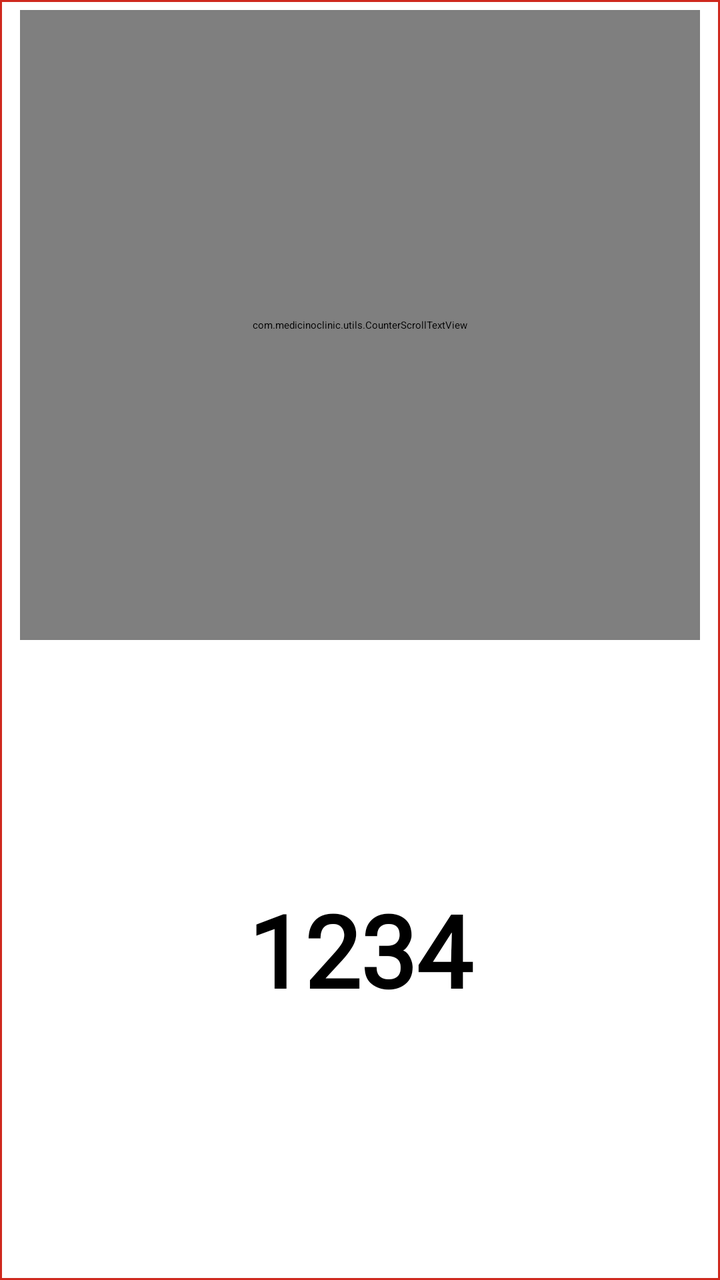
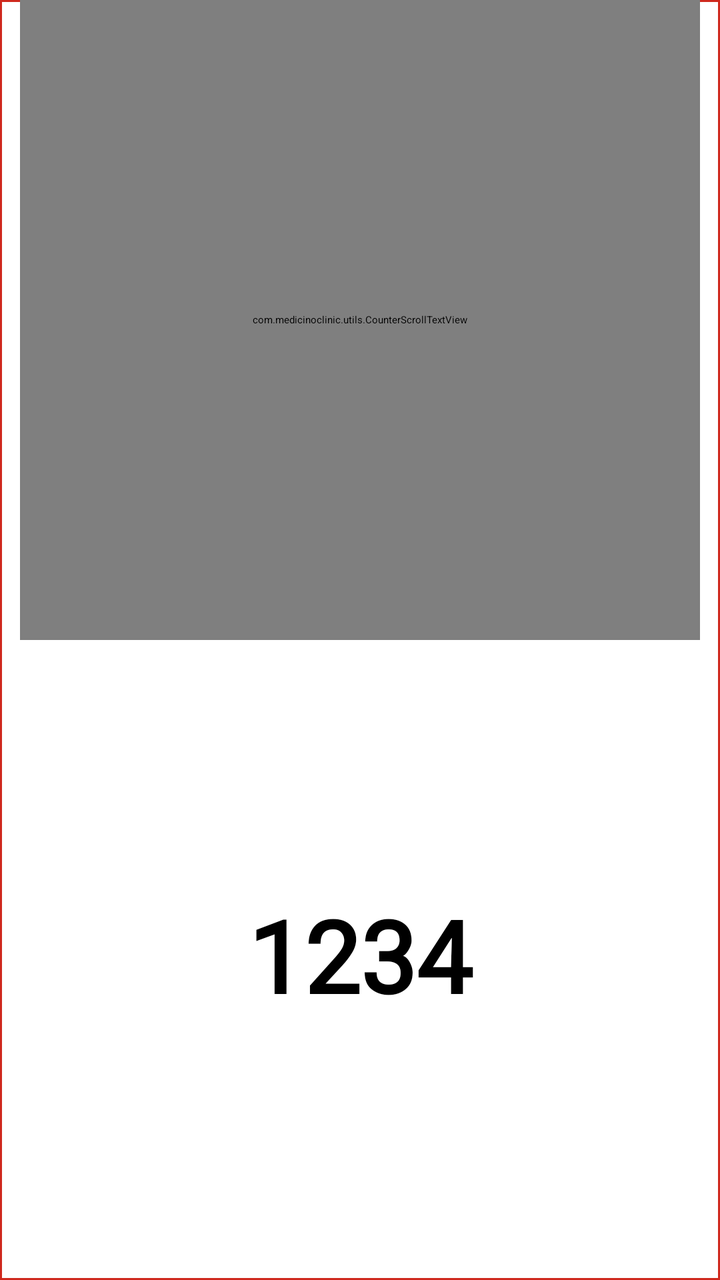

An Android layout rendered at two revisions. The XML below is the earlier revision; the diff shows what the commit changed to produce the second picture.
<!-- AndroidManifest.xml: application theme Theme.MedicinoAndroidTV -->
<!-- res/layout/item_counter3.xml -->
<?xml version="1.0" encoding="utf-8"?>
<LinearLayout xmlns:android="http://schemas.android.com/apk/res/android"
    android:layout_width="match_parent"
    android:layout_height="wrap_content"
    android:background="@drawable/focus"
    android:focusable="true"
    android:focusableInTouchMode="true"
    android:orientation="vertical"
    android:paddingStart="10dp"
    android:paddingEnd="10dp"
    android:weightSum="2">

    <com.medicinoclinic.utils.CounterScrollTextView
        android:id="@+id/tv_name"
        android:layout_width="match_parent"
        android:layout_height="0dp"
        android:gravity="center_vertical|center"
        android:singleLine="true"
        android:text="Counter A"
        android:fontFamily="@font/poppins_regular"
        android:textColor="@color/black"
        android:textSize="35sp"
        android:textStyle="bold"
        android:paddingTop="0dp"
        android:paddingBottom="0dp"
        android:lineSpacingExtra="0dp"
        android:textFontWeight="900"
        android:includeFontPadding="false"
        android:layout_weight="1"
        android:layout_marginTop="5dp"
        android:layout_marginBottom="0dp"/>

    <TextView
        android:id="@+id/tv_token"
        android:layout_width="match_parent"
        android:layout_height="0dp"
        android:gravity="center_vertical|center"
        android:layout_marginTop="0dp"
        android:layout_marginBottom="5dp"
        android:text="1234"
        android:textColor="@android:color/black"
        android:textSize="50sp"
        android:textStyle="bold"
        android:paddingTop="0dp"
        android:fontFamily="@font/poppins_bold"
        android:paddingBottom="0dp"
        android:lineSpacingExtra="0dp"
        android:includeFontPadding="false"
        android:layout_weight="1"/>

</LinearLayout>
<!-- resources referenced by this layout -->
<resources>
  <color name="black">#000000</color>
  <!-- drawable focus (drawable) -->
  <?xml version="1.0" encoding="utf-8"?>
  <selector xmlns:android="http://schemas.android.com/apk/res/android">
      <item android:state_focused="true" android:drawable="@drawable/rectangle_bg1" />
      <item android:drawable="@drawable/rectangle_bg" />
  </selector>
  <style name="Theme.MedicinoAndroidTV" parent="@style/Theme.Leanback" />
  <!-- drawable rectangle_bg1 (drawable) -->
  <?xml version="1.0" encoding="utf-8"?>
  <shape xmlns:android="http://schemas.android.com/apk/res/android">
      <solid android:color="@color/selectedBg"/>
      <stroke android:width="1dp" android:color="@color/red"/>
      <corners android:radius="1dp" />
  
  </shape>
  <!-- drawable rectangle_bg (drawable) -->
  <?xml version="1.0" encoding="utf-8"?>
  <shape xmlns:android="http://schemas.android.com/apk/res/android">
      <solid android:color="@color/white"/>
  
      <stroke android:width="1dp"
          android:color="@color/red"
          />
  
  
  
  
  
  
  
      <corners android:bottomRightRadius="0dp"
          android:bottomLeftRadius="0dp"
          android:topLeftRadius="0dp"
          android:topRightRadius="0dp"/>
  </shape>
  <color name="selectedBg">#A692F3DE</color>
  <color name="red">#CF291E</color>
  <color name="white">#ffffff</color>
</resources>

<!-- the commit's change to res/layout/item_counter3.xml (unified diff, before → after) -->
@@ -1,7 +1,7 @@
 <?xml version="1.0" encoding="utf-8"?>
 <LinearLayout xmlns:android="http://schemas.android.com/apk/res/android"
     android:layout_width="match_parent"
-    android:layout_height="wrap_content"
+    android:layout_height="match_parent"
     android:background="@drawable/focus"
     android:focusable="true"
     android:focusableInTouchMode="true"
@@ -14,38 +14,30 @@
         android:id="@+id/tv_name"
         android:layout_width="match_parent"
         android:layout_height="0dp"
-        android:gravity="center_vertical|center"
+        android:layout_weight="1"
+        android:fontFamily="@font/poppins_regular"
+        android:gravity="center"
+        android:includeFontPadding="false"
+        android:lineSpacingExtra="0dp"
         android:singleLine="true"
         android:text="Counter A"
-        android:fontFamily="@font/poppins_regular"
         android:textColor="@color/black"
+        android:textFontWeight="900"
         android:textSize="35sp"
-        android:textStyle="bold"
-        android:paddingTop="0dp"
-        android:paddingBottom="0dp"
-        android:lineSpacingExtra="0dp"
-        android:textFontWeight="900"
-        android:includeFontPadding="false"
-        android:layout_weight="1"
-        android:layout_marginTop="5dp"
-        android:layout_marginBottom="0dp"/>
+        android:textStyle="bold" />
 
     <TextView
         android:id="@+id/tv_token"
         android:layout_width="match_parent"
         android:layout_height="0dp"
-        android:gravity="center_vertical|center"
-        android:layout_marginTop="0dp"
-        android:layout_marginBottom="5dp"
+        android:layout_weight="1"
+        android:fontFamily="@font/poppins_bold"
+        android:gravity="center"
+        android:includeFontPadding="false"
+        android:lineSpacingExtra="0dp"
         android:text="1234"
         android:textColor="@android:color/black"
         android:textSize="50sp"
-        android:textStyle="bold"
-        android:paddingTop="0dp"
-        android:fontFamily="@font/poppins_bold"
-        android:paddingBottom="0dp"
-        android:lineSpacingExtra="0dp"
-        android:includeFontPadding="false"
-        android:layout_weight="1"/>
+        android:textStyle="bold" />
 
 </LinearLayout>
